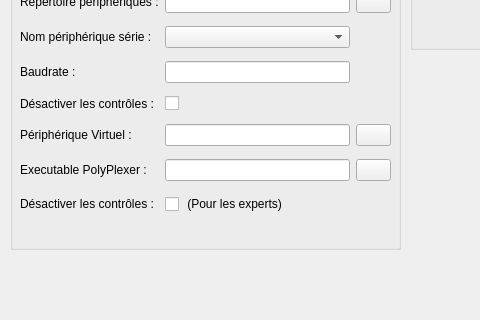
First picture: the form in src/Widget/DialogConfigSoft.ui, repository polybox3d/polybox, before the edit; both pictures show x 0 to 480 and y 221 to 541 of the 763 by 541 pixel window.
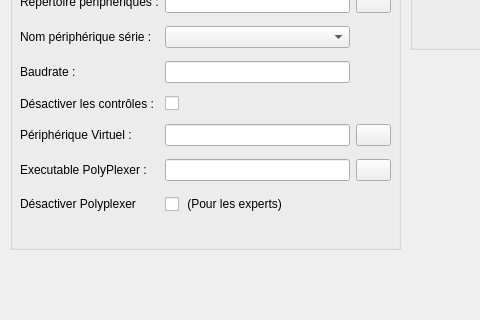
Second picture: the form after the edit. Icons and pictures are not drawn. Custom widgets are drawn as their Qt base class.

```diff
--- a/src/Widget/DialogConfigSoft.ui
+++ b/src/Widget/DialogConfigSoft.ui
@@ -287,7 +287,7 @@
      <item row="7" column="0">
       <widget class="QLabel" name="label_14">
        <property name="text">
-        <string>Désactiver les contrôles :</string>
+        <string>Désactiver Polyplexer</string>
        </property>
       </widget>
      </item>
```
